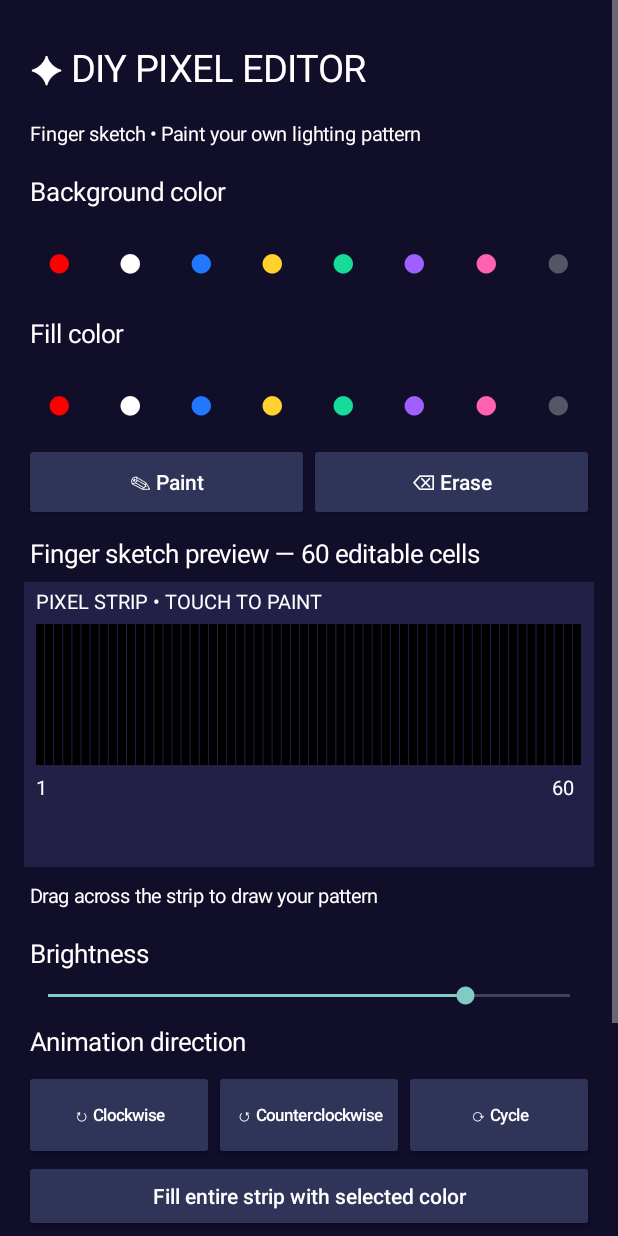
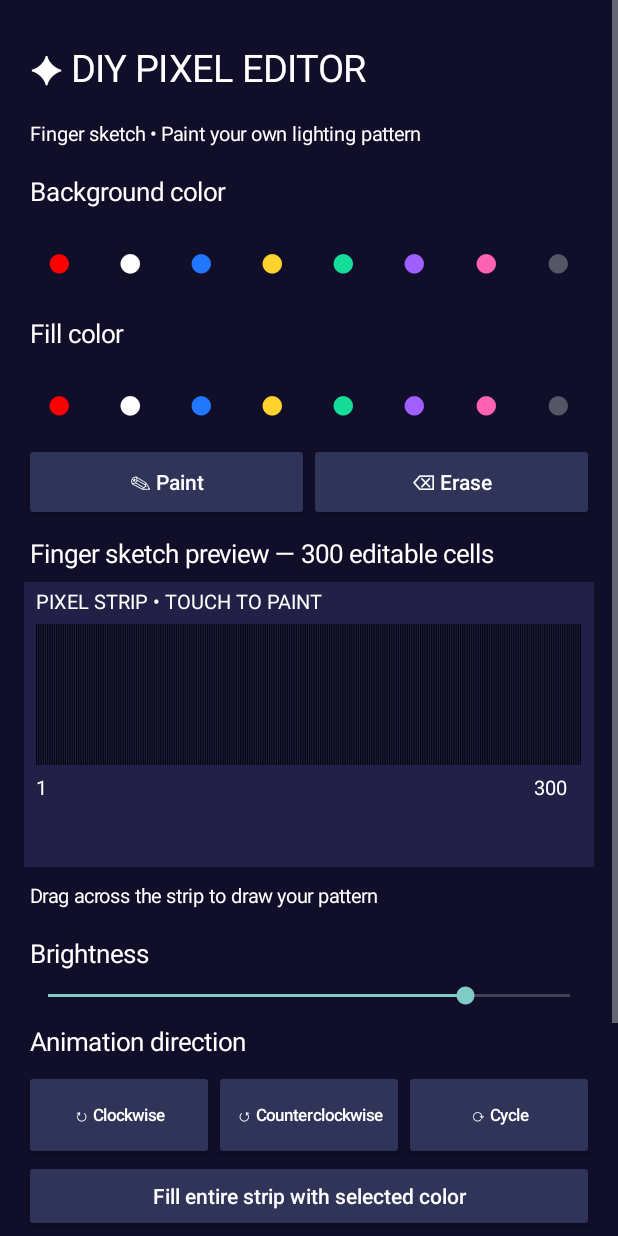
Before and after one commit to 82gtstang/pixelstudio, an Android app: the EditorActivity screen opened directly, with no data from a screen before it, on a phone screen of 412 x 824 dp. Run offline under Robolectric (Android 15) with nearby library versions, the phone set to English and light mode, and no system bars.

Commit message:
Expand DIY editor to 300 editable cells

```diff
--- a/app/src/main/java/com/pixelstudio/falcon/EditorActivity.java
+++ b/app/src/main/java/com/pixelstudio/falcon/EditorActivity.java
@@ -13,7 +13,7 @@ import android.widget.*;
 import android.graphics.drawable.GradientDrawable;
 
 public class EditorActivity extends Activity {
-    private static final int CELLS=60;
+    private static final int CELLS=300;
     private final int[] pattern=new int[CELLS];
     private int background=Color.BLACK, fill=Color.RED, brightness=80, direction=0;
     private boolean eraser=false;
@@ -58,7 +58,7 @@ public class EditorActivity extends Activity {
         Button paint=button(tools,"✎ Paint",()->{eraser=false;info.setText("Paint mode: drag your finger across the strip");});
         Button erase=button(tools,"⌫ Erase",()->{eraser=true;info.setText("Erase mode: drag to restore the background");});
         paint.setLayoutParams(new LinearLayout.LayoutParams(0,dp(52),1));erase.setLayoutParams(new LinearLayout.LayoutParams(0,dp(52),1));
-        label(root,"Finger sketch preview — 60 editable cells",17);
+        label(root,"Finger sketch preview — 300 editable cells",17);
         preview=new Preview();root.addView(preview,new LinearLayout.LayoutParams(-1,dp(190)));
         info=label(root,"Drag across the strip to draw your pattern",13);
         label(root,"Brightness",17);
@@ -74,7 +74,7 @@ public class EditorActivity extends Activity {
         button(root,"Fill entire strip with selected color",()->{for(int i=0;i<CELLS;i++)pattern[i]=fill;preview.invalidate();});
         button(root,"Clear to background",()->{for(int i=0;i<CELLS;i++)pattern[i]=background;preview.invalidate();});
         Button save=button(root,"✓ SAVE & USE IN PIXEL STUDIO",()->save());save.setBackgroundTintList(android.content.res.ColorStateList.valueOf(0xff6955e8));
-        label(root,"Your 60-cell design repeats across the pixel count selected on the main screen.",12);
+        label(root,"Your 300-cell design repeats across the pixel count selected on the main screen.",12);
     }
     private void save(){
         StringBuilder s=new StringBuilder();for(int i=0;i<CELLS;i++){if(i>0)s.append(',');s.append(pattern[i]&0xffffffffL);}
@@ -95,7 +95,7 @@ public class EditorActivity extends Activity {
             }
             paint.setColor(Color.WHITE);paint.setTextSize(dp(13));
             c.drawText("PIXEL STRIP • TOUCH TO PAINT",pad,dp(18),paint);
-            c.drawText("1",pad,top+h+dp(20),paint);c.drawText("60",getWidth()-dp(28),top+h+dp(20),paint);
+            c.drawText("1",pad,top+h+dp(20),paint);c.drawText("300",getWidth()-dp(40),top+h+dp(20),paint);
         }
         @Override public boolean onTouchEvent(MotionEvent e){
             if(e.getAction()==MotionEvent.ACTION_DOWN||e.getAction()==MotionEvent.ACTION_MOVE){
```
